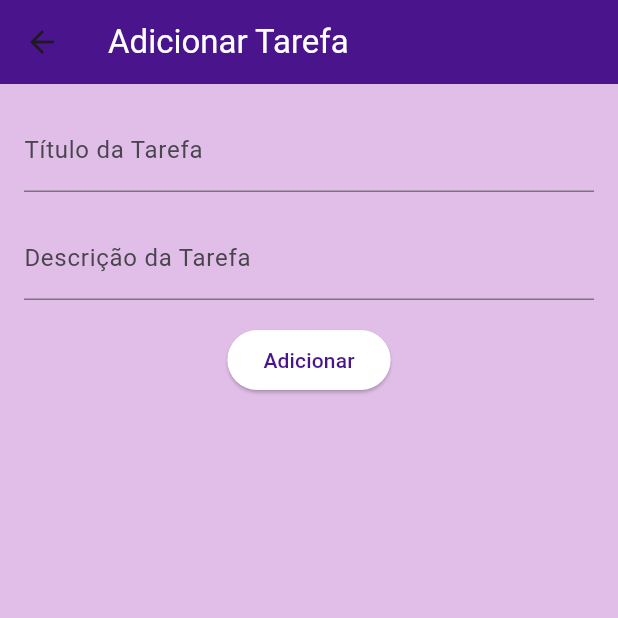
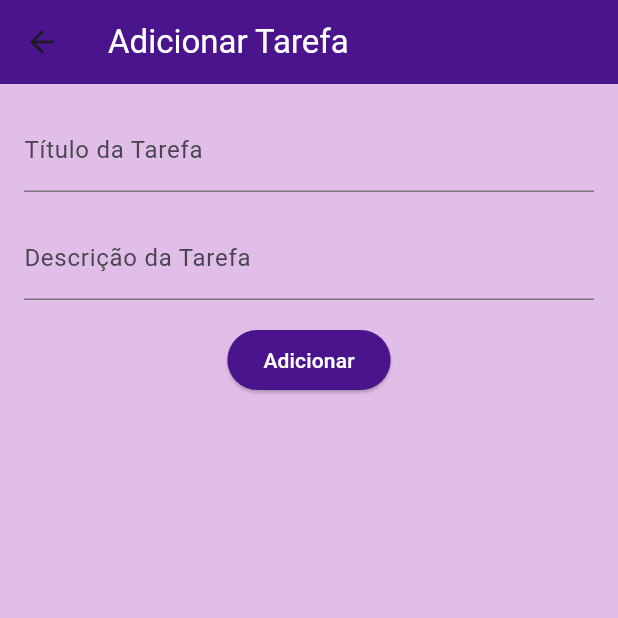
Before and after one commit to theoravi/exercavaliativoflutter, a Flutter app: the TelaAdicionarTarefa screen opened by its route, on a phone screen of 412 x 824 dp, the top half of it. Run offline on Flutter 3.47's test engine with Material 3 defaults, Android fonts, the phone set to English and light mode, and no system bars.

Commit message:
alteracao second_page

```diff
--- a/lib/second_page.dart
+++ b/lib/second_page.dart
@@ -45,8 +45,8 @@ class TelaAdicionarTarefa extends StatelessWidget {
                 Navigator.pop(context);
               },
               style: ElevatedButton.styleFrom(
-                foregroundColor: Colors.purple[900], // Fundo roxo escuro
-                backgroundColor: Colors.white, // Fonte branca
+                backgroundColor: Colors.purple[900], // Fundo roxo escuro
+                foregroundColor: Colors.white, // Fonte branca
               ),
               child: Text('Adicionar'),
             ),
```
